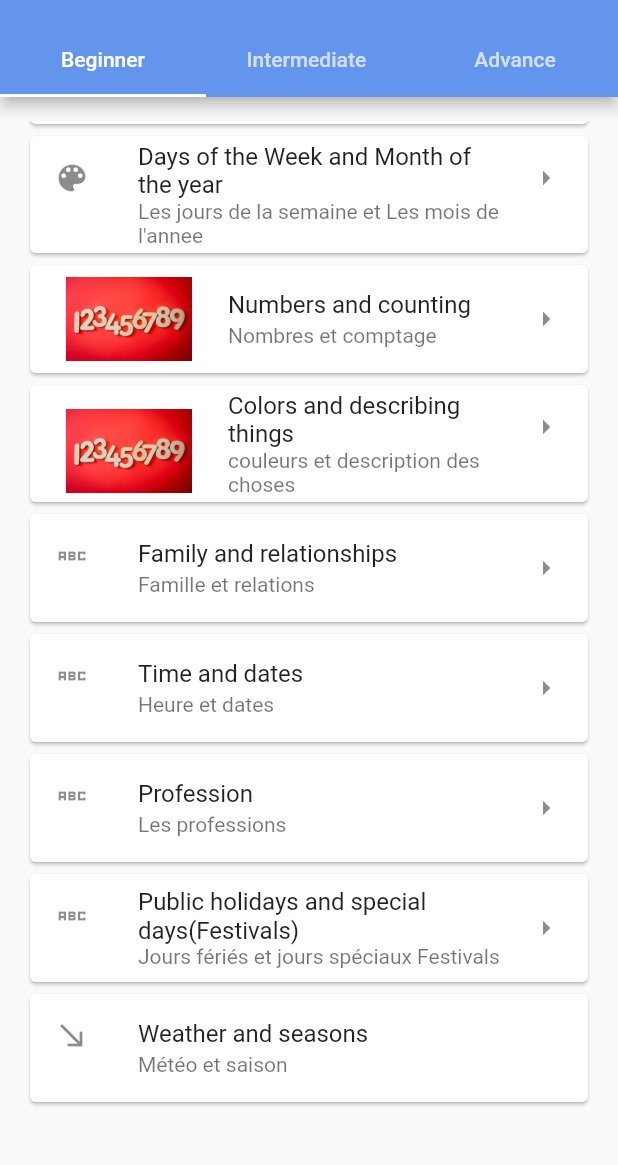
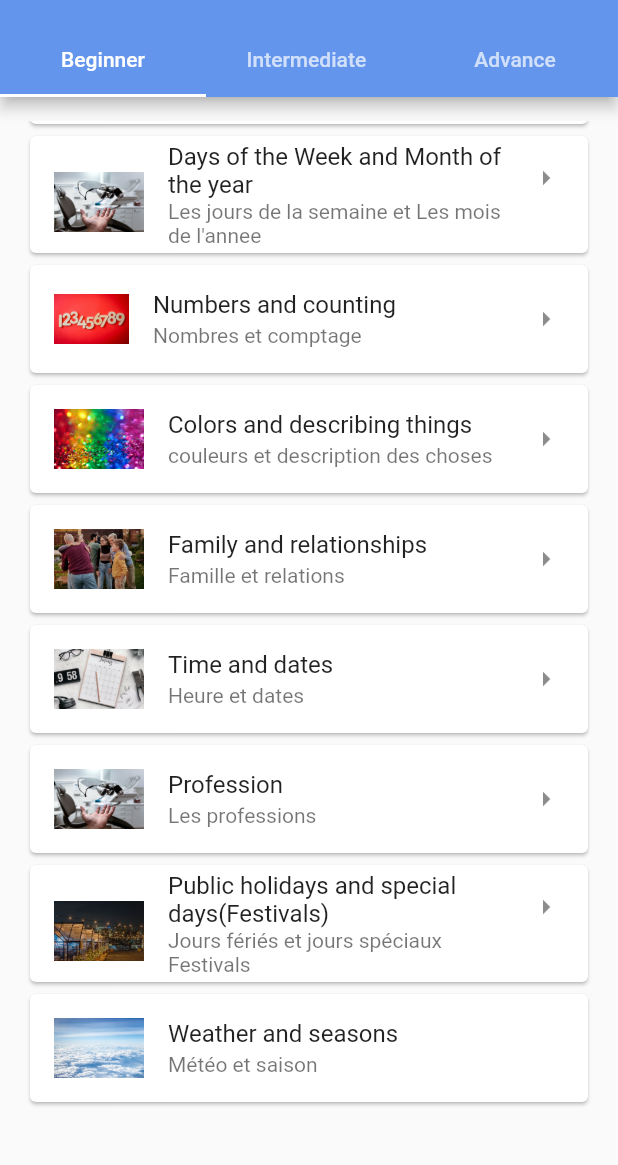
Before and after one commit to Bonnahjohn/frenchify, a Flutter app: the HomePage screen opened by its route, scrolled down 154 dp, on a phone screen of 412 x 824 dp, the part 59-1224 px from its top. Run offline on Flutter 3.47's test engine with Material 2 defaults, Android fonts, the phone set to English and light mode, and no system bars; missing offline and left inert: translator.

Commit message:
beginner content image introduction initialized

```diff
--- a/lib/begin/begin.dart
+++ b/lib/begin/begin.dart
@@ -16,7 +16,8 @@ class Beginner extends StatelessWidget {
           children: <Widget>[
             Card(
               child: ListTile(
-                leading: Icon(Icons.abc_sharp),
+                leading: Image.asset('assets/images/greet.jpg',
+                    width: 60, height: 100),
                 title: Text('Greetings and Introduction'),
                 subtitle: Text('Salutation et Introduction'),
                 trailing: Icon(Icons.arrow_right),
@@ -27,7 +28,8 @@ class Beginner extends StatelessWidget {
             ),
             Card(
               child: ListTile(
-                leading: Icon(Icons.numbers),
+                leading: Image.asset('assets/images/phrase.jpg',
+                    width: 60, height: 100),
                 title: Text('Basic phrases'),
                 subtitle: Text('phrase de base'),
                 trailing: Icon(Icons.arrow_right),
@@ -38,7 +40,8 @@ class Beginner extends StatelessWidget {
             ),
             Card(
               child: ListTile(
-                leading: const Icon(Icons.color_lens),
+                leading: Image.asset('assets/images/prof.jpg',
+                    width: 60, height: 100),
                 title: const Text('Days of the Week and Month of the year'),
                 subtitle: const Text(
                     "Les jours de la semaine et Les mois de l'annee"),
@@ -51,7 +54,7 @@ class Beginner extends StatelessWidget {
             Card(
               child: ListTile(
                 leading: Image.asset('assets/images/num.jpg',
-                    width: 100, height: 500),
+                    width: 50, height: 500),
                 title: Text('Numbers and counting'),
                 subtitle: Text('Nombres et comptage'),
                 trailing: Icon(Icons.arrow_right),
@@ -62,8 +65,8 @@ class Beginner extends StatelessWidget {
             ),
             Card(
               child: ListTile(
-                leading: Image.asset('assets/images/num.jpg',
-                    width: 100, height: 500),
+                leading: Image.asset('assets/images/color.jpg',
+                    width: 60, height: 100),
                 title: Text('Colors and describing things'),
                 subtitle: Text('couleurs et description des choses'),
                 trailing: Icon(Icons.arrow_right),
@@ -74,7 +77,8 @@ class Beginner extends StatelessWidget {
             ),
             Card(
               child: ListTile(
-                leading: Icon(Icons.abc_sharp),
+                leading: Image.asset('assets/images/fam.jpg',
+                    width: 60, height: 100),
                 title: Text('Family and relationships'),
                 subtitle: Text('Famille et relations '),
                 trailing: Icon(Icons.arrow_right),
@@ -85,7 +89,8 @@ class Beginner extends StatelessWidget {
             ),
             Card(
               child: ListTile(
-                leading: Icon(Icons.abc_sharp),
+                leading: Image.asset('assets/images/time.jpg',
+                    width: 60, height: 100),
                 title: Text('Time and dates'),
                 subtitle: Text('Heure et dates'),
                 trailing: Icon(Icons.arrow_right),
@@ -96,7 +101,8 @@ class Beginner extends StatelessWidget {
             ),
             Card(
               child: ListTile(
-                leading: Icon(Icons.abc_sharp),
+                leading: Image.asset('assets/images/prof.jpg',
+                    width: 60, height: 100),
                 title: Text('Profession'),
                 subtitle: Text('Les professions'),
                 trailing: Icon(Icons.arrow_right),
@@ -107,7 +113,8 @@ class Beginner extends StatelessWidget {
             ),
             Card(
               child: ListTile(
-                leading: Icon(Icons.abc_sharp),
+                leading: Image.asset('assets/images/special.jpg',
+                    width: 60, height: 100),
                 title: Text('Public holidays and special days(Festivals)'),
                 subtitle: Text('Jours fériés et jours spéciaux Festivals'),
                 trailing: Icon(Icons.arrow_right),
@@ -118,7 +125,8 @@ class Beginner extends StatelessWidget {
             ),
             Card(
               child: ListTile(
-                leading: Icon(Icons.south_east_outlined),
+                leading: Image.asset('assets/images/nature.jpg',
+                    width: 60, height: 100),
                 title: Text('Weather and seasons'),
                 subtitle: Text('Météo et saison'),
                 onTap: () {
```
Also changed, not shown: assets/images/day.jpg (added).
